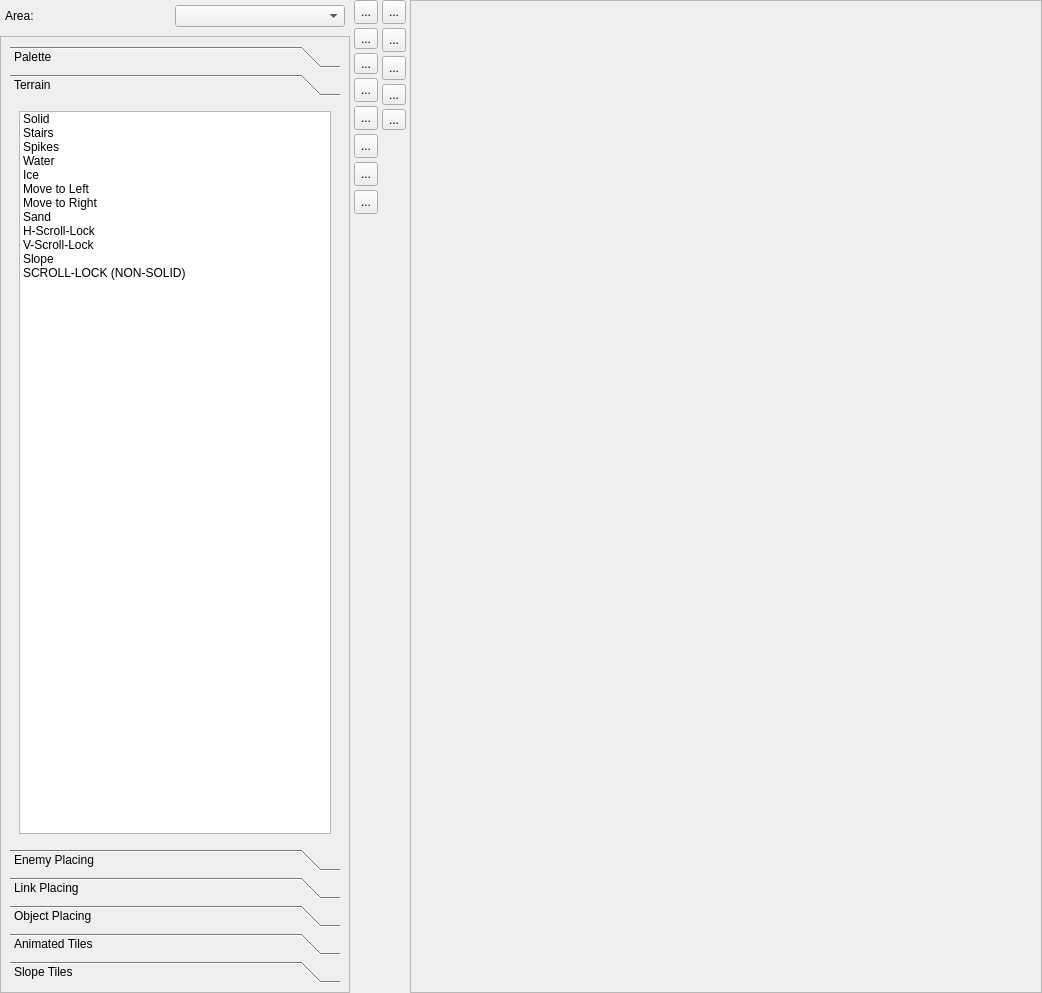
Qt form editor/mainwindow_tab/map_tab.ui (protoman/firefly) before a commit.
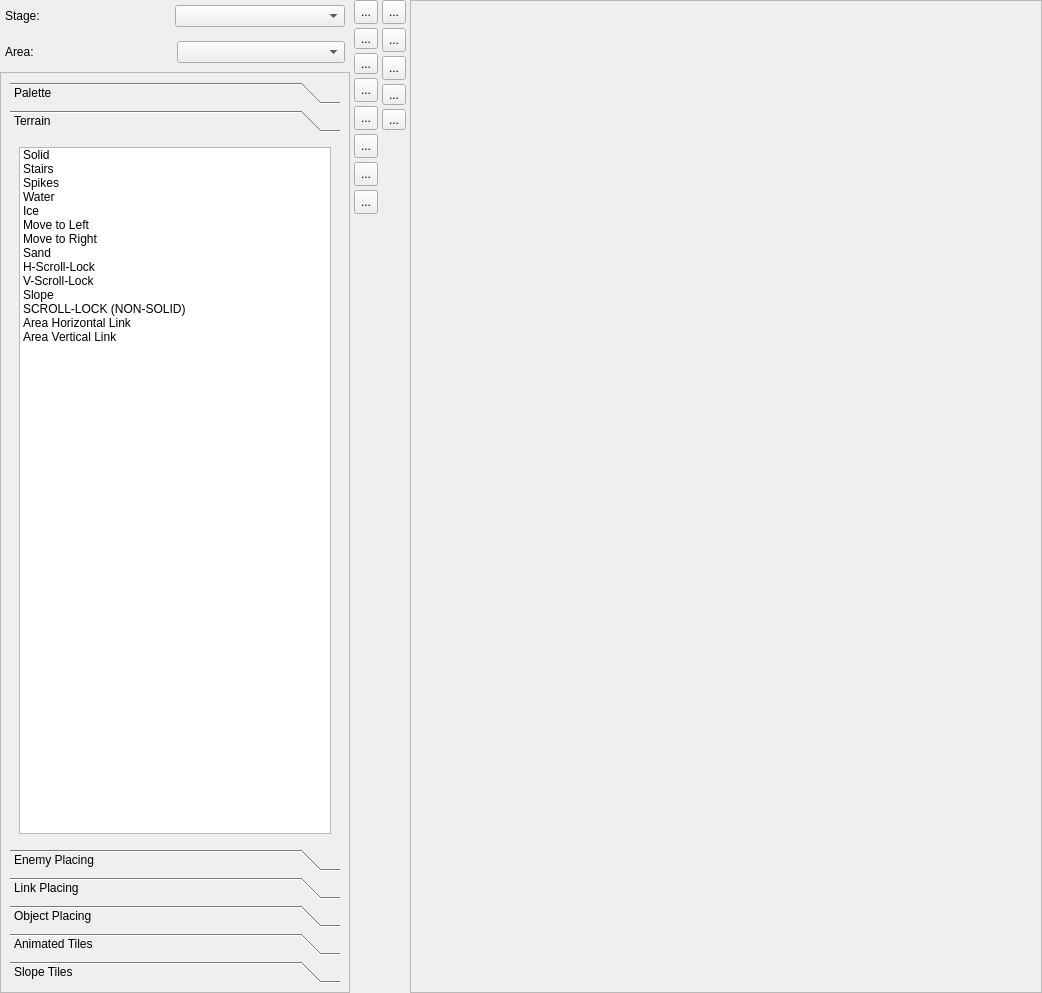
The same form after that commit. The open tabs and pages were chosen to show the change. Icons and pictures are not drawn. Custom widgets are drawn as their Qt base class.

Commit message: Separate npcs into its own class/edition. Re-add objects and Enemies into editor. Split styles into a config and make areas that hold an style as part of the stage.

```diff
--- a/editor/mainwindow_tab/map_tab.ui
+++ b/editor/mainwindow_tab/map_tab.ui
@@ -57,7 +57,7 @@
        <item>
         <widget class="QLabel" name="label_21">
          <property name="text">
-          <string>Area:</string>
+          <string>Stage:</string>
          </property>
         </widget>
        </item>
@@ -66,6 +66,32 @@
        </item>
       </layout>
      </item>
+     <item>
+      <layout class="QHBoxLayout" name="horizontalLayout_6">
+       <property name="leftMargin">
+        <number>5</number>
+       </property>
+       <property name="topMargin">
+        <number>5</number>
+       </property>
+       <property name="rightMargin">
+        <number>5</number>
+       </property>
+       <property name="bottomMargin">
+        <number>5</number>
+       </property>
+       <item>
+        <widget class="QLabel" name="label_3">
+         <property name="text">
+          <string>Area:</string>
+         </property>
+        </widget>
+       </item>
+       <item>
+        <widget class="QComboBox" name="areaSelector_comboBox"/>
+       </item>
+      </layout>
+     </item>
      <item>
       <widget class="QFrame" name="frame">
        <property name="maximumSize">
@@ -241,7 +267,7 @@
              <x>0</x>
              <y>0</y>
              <width>330</width>
-             <height>665</height>
+             <height>618</height>
             </rect>
            </property>
            <attribute name="label">
@@ -369,6 +395,26 @@
                 </iconset>
                </property>
               </item>
+              <item>
+               <property name="text">
+                <string>Area Horizontal Link</string>
+               </property>
+               <property name="icon">
+                <iconset>
+                 <normalon>:/toolbar_icons/area_h_link.png</normalon>
+                </iconset>
+               </property>
+              </item>
+              <item>
+               <property name="text">
+                <string>Area Vertical Link</string>
+               </property>
+               <property name="icon">
+                <iconset>
+                 <normalon>:/toolbar_icons/area_v_link.png</normalon>
+                </iconset>
+               </property>
+              </item>
              </widget>
             </item>
            </layout>
```
Left out of the diff: 17 changed lines with no effect on the pictures. The commit also changes 80 other files.
